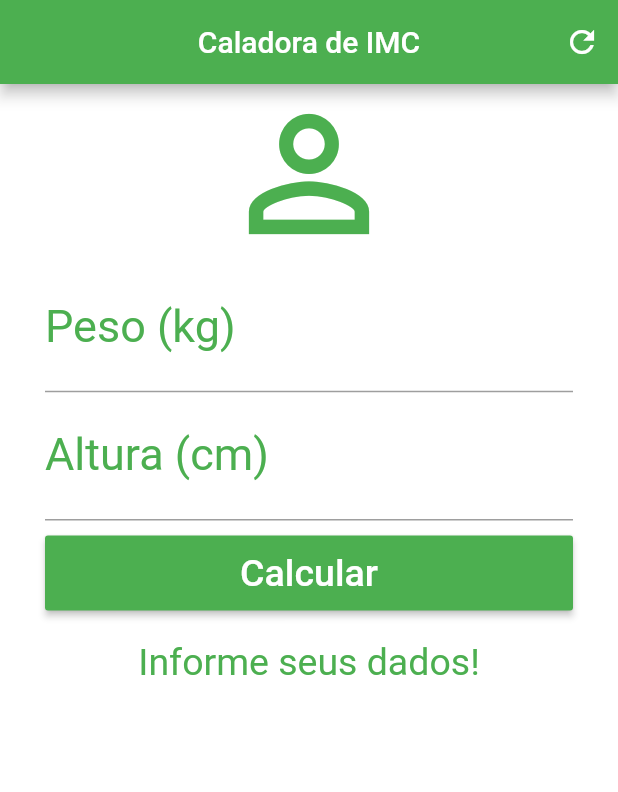
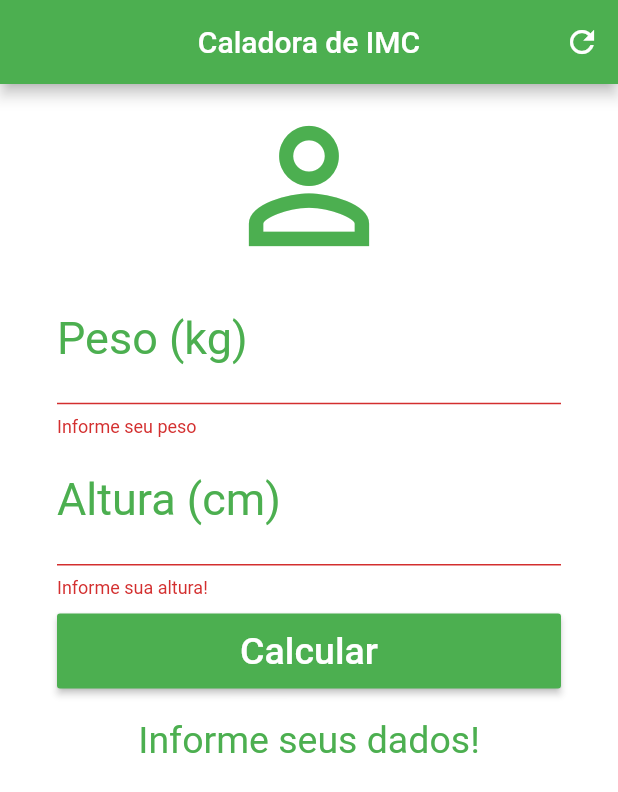
Before and after one commit to wesleysaraujo/calculadora-imc-flutter, a Flutter app: the screen it shows after launch, after a tap on "Calcular", on a phone screen of 412 x 824 dp. Shown: the top 792 px of the screen. Run offline on Flutter 3.47's test engine with Material 2 defaults, Android fonts, the phone set to English and light mode, and no system bars.

```diff
--- a/lib/main.dart
+++ b/lib/main.dart
@@ -14,6 +14,9 @@ class Home extends StatefulWidget {
 class _HomeState extends State<Home> {
   TextEditingController weightController = TextEditingController();
   TextEditingController heightController = TextEditingController();
+
+  GlobalKey<FormState> _formKey = GlobalKey<FormState>();
+
   String _result = "Informe seus dados!";
 
   void _resetFields() {
@@ -64,6 +67,10 @@ class _HomeState extends State<Home> {
       backgroundColor: Colors.white,
       body: SingleChildScrollView(
         padding: EdgeInsets.fromLTRB(30.0, 0.0, 30.0, 0.0),
+        child: Form(
+          key: _formKey,
+          child: Padding(
+            padding: const EdgeInsets.all(8.0),
             child: Column(
               crossAxisAlignment: CrossAxisAlignment.stretch,
               children: <Widget>[
@@ -72,7 +79,7 @@ class _HomeState extends State<Home> {
                   size: 120,
                   color: Colors.green,
                 ),
-            TextField(
+                TextFormField(
                   keyboardType: TextInputType.number,
                   decoration: InputDecoration(
                     labelText: "Peso (kg)",
@@ -81,8 +88,13 @@ class _HomeState extends State<Home> {
                   textAlign: TextAlign.center,
                   style: TextStyle(color: Colors.green, fontSize: 30.0),
                   controller: weightController,
+                  validator: (value) {
+                    if (value.isEmpty) {
+                      return "Informe seu peso";
+                    }
+                  },
                 ),
-            TextField(
+                TextFormField(
                   keyboardType: TextInputType.number,
                   decoration: InputDecoration(
                       labelText: "Altura (cm)",
@@ -91,13 +103,22 @@ class _HomeState extends State<Home> {
                   textAlign: TextAlign.center,
                   style: TextStyle(color: Colors.green, fontSize: 30.0),
                   controller: heightController,
+                  validator: (value) {
+                    if (value.isEmpty) {
+                      return "Informe sua altura!";
+                    }
+                  },
                 ),
                 Padding(
                     padding: EdgeInsets.only(top: 10.0, bottom: 10.0),
                     child: Container(
                       height: 50.0,
                       child: RaisedButton(
-                    onPressed: _calculate,
+                        onPressed: () {
+                          if (_formKey.currentState.validate()) {
+                            _calculate();
+                          }
+                        },
                         child: Text(
                           "Calcular",
                           style: TextStyle(
@@ -119,6 +140,8 @@ class _HomeState extends State<Home> {
                 )
               ],
             ),
+          ),
+        ),
       )
     );
   }
```
Lines whose indentation alone changed are shown as unchanged.
